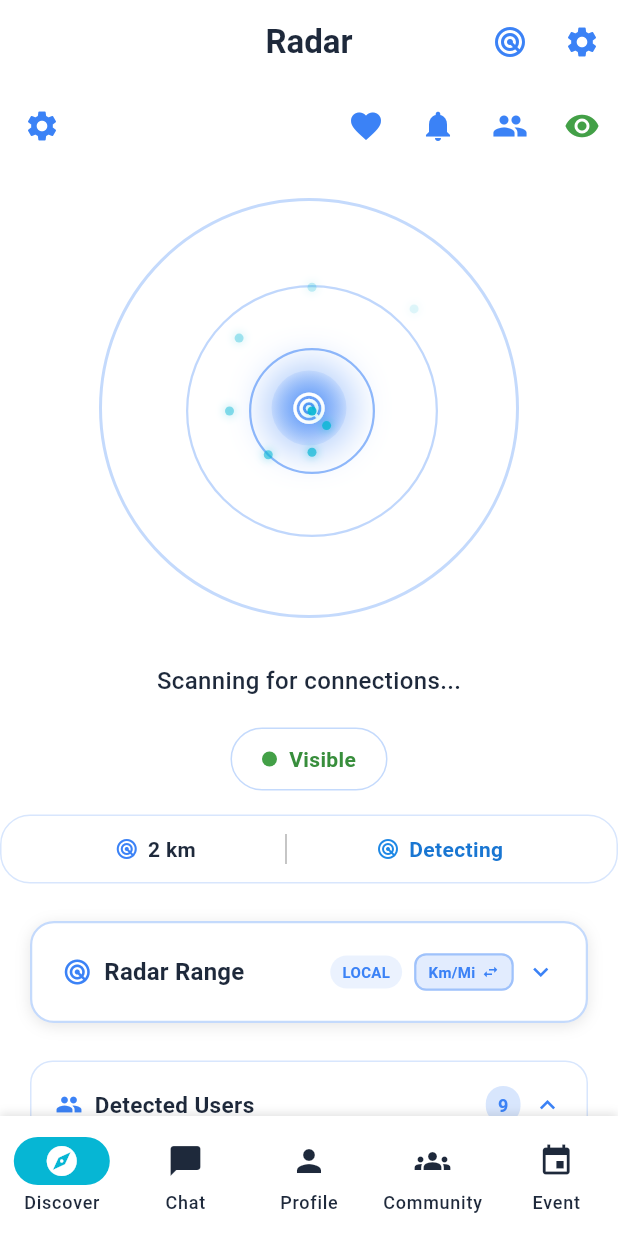
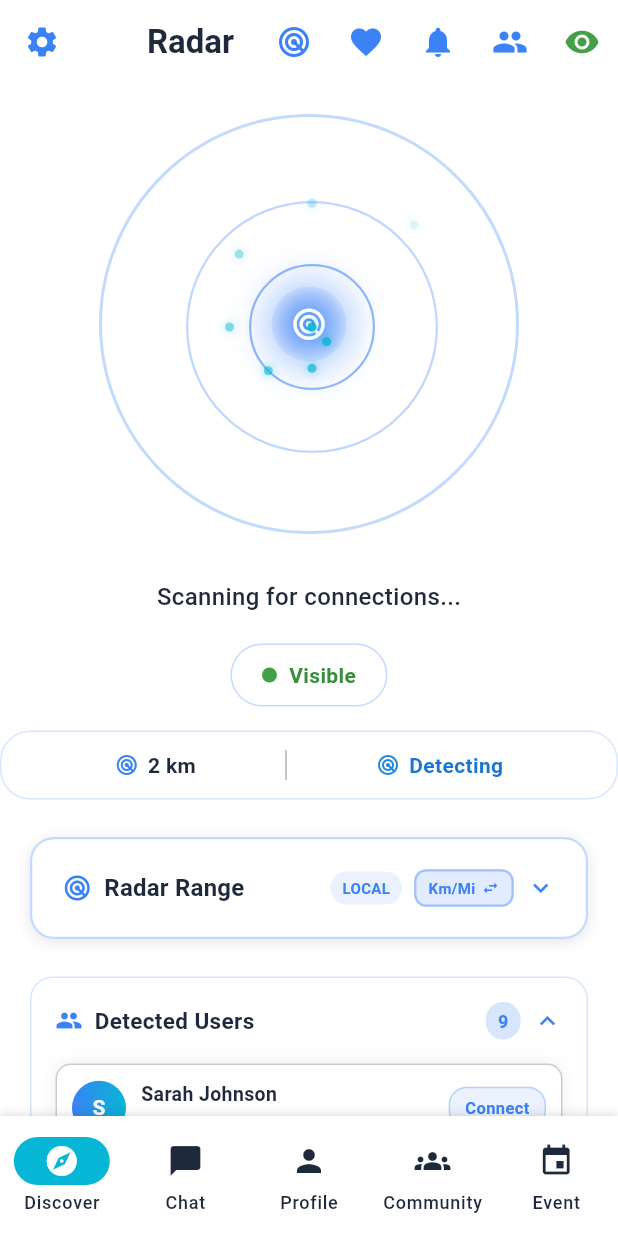
Before and after one commit to TArslan7/ComnecterMobile, a Flutter app: the screen it shows once a user with an empty profile is signed in, on a phone screen of 412 x 824 dp. Run offline on Flutter 3.47's test engine with Material 3 defaults, Android fonts, the phone set to English and light mode, and no system bars; our stand-ins replace audioplayers, cloud_firestore, confetti, connectivity_plus, firebase_analytics, firebase_auth and 12 more; accounts and stored records are empty.

Commit message:
feat: Unify AppBar structure and improve view naming
- Remove separate AppBars from radar screen and other views
- Consolidate all navigation actions into single discover screen AppBar
- Convert radar screen from Scaffold to widget component
- Add unified AppBar with settings, choose view, favorites, notifications, friends actions
- Add conditional show/hide radar button (only visible in radar view)
- Update view titles: 'Discover' → 'Scroll' for better clarity
- Improve view descriptions for better user understanding
- Maintain radar visibility state management in discover screen
- Clean up unused functions and variables in radar screen

This creates a consistent UI experience where all views share the same AppBar,
making the radar screen a proper view component within the discover screen.

```diff
--- a/lib/features/discover/discover_screen.dart
+++ b/lib/features/discover/discover_screen.dart
@@ -25,6 +25,7 @@ class _DiscoverScreenState extends ConsumerState<DiscoverScreen> {
   List<Map<String, dynamic>> friends = [];
   List<Map<String, dynamic>> communities = [];
   List<Map<String, dynamic>> events = [];
+  bool _isDetectable = true;
 
   late RadarService radarService;
   late DetectionHistoryService detectionHistoryService;
@@ -71,6 +72,19 @@ class _DiscoverScreenState extends ConsumerState<DiscoverScreen> {
 
     return Scaffold(
       appBar: AppBar(
+        backgroundColor: Theme.of(context).colorScheme.surface,
+        elevation: 0,
+        leading: IconButton(
+          onPressed: () {
+            context.push('/settings');
+          },
+          icon: Icon(
+            Icons.settings,
+            color: Theme.of(context).colorScheme.primary,
+            size: 24,
+          ),
+          tooltip: 'Settings',
+        ),
         title: Text(
           _getViewTitle(currentView),
           style: Theme.of(context).textTheme.titleLarge?.copyWith(
@@ -83,22 +97,56 @@ class _DiscoverScreenState extends ConsumerState<DiscoverScreen> {
             icon: Icon(
               _getViewIcon(currentView),
               color: Theme.of(context).colorScheme.primary,
+              size: 24,
             ),
             onPressed: () => _showViewSelectorModal(context),
             tooltip: 'Switch View',
           ),
-          // Settings button
           IconButton(
+            onPressed: () {
+              context.push('/detection-history');
+            },
             icon: Icon(
-              Icons.settings,
+              Icons.favorite,
               color: Theme.of(context).colorScheme.primary,
+              size: 24,
             ),
-            onPressed: () => context.push('/settings'),
-            tooltip: 'Settings',
+            tooltip: 'Saved Favorites',
           ),
+          IconButton(
+            onPressed: () {
+              context.push('/notifications');
+            },
+            icon: Icon(
+              Icons.notifications,
+              color: Theme.of(context).colorScheme.primary,
+              size: 24,
+            ),
+            tooltip: 'Notifications',
+          ),
+          IconButton(
+            onPressed: () {
+              context.push('/friends');
+            },
+            icon: Icon(
+              Icons.people,
+              color: Theme.of(context).colorScheme.primary,
+              size: 24,
+            ),
+            tooltip: 'Friends',
+          ),
+          // Show/Hide Radar button (only visible in radar view)
+          if (currentView == DiscoverViewType.radar)
+            IconButton(
+              onPressed: () => _toggleRadarVisibility(),
+              icon: Icon(
+                _isDetectable ? Icons.visibility : Icons.visibility_off,
+                color: _isDetectable ? Colors.green.shade600 : Colors.grey.shade600,
+                size: 24,
+              ),
+              tooltip: _isDetectable ? 'Hide from Radar' : 'Show on Radar',
+            ),
         ],
-        elevation: 0,
-        backgroundColor: Colors.transparent,
       ),
       body: SafeArea(
         child: Column(
@@ -129,6 +177,7 @@ class _DiscoverScreenState extends ConsumerState<DiscoverScreen> {
           radarService: data['radarService'] as RadarService,
           detectionHistoryService: data['detectionHistoryService'] as DetectionHistoryService,
           friendService: data['friendService'] as FriendService,
+          isDetectable: _isDetectable,
         );
       case DiscoverViewType.map:
         return MapView(
@@ -157,8 +206,18 @@ class _DiscoverScreenState extends ConsumerState<DiscoverScreen> {
     }
   }
 
+  void _toggleRadarVisibility() {
+    setState(() {
+      _isDetectable = !_isDetectable;
+    });
+    radarService.toggleRadarVisibility(_isDetectable);
+  }
+
   Future<void> _loadData() async {
     try {
+      // Initialize radar visibility state
+      _isDetectable = radarService.getDetectabilityStatus();
+
       // Load friends
       final friendsList = friendService.getFriends();
       setState(() {
@@ -224,7 +283,7 @@ class _DiscoverScreenState extends ConsumerState<DiscoverScreen> {
       case DiscoverViewType.map:
         return 'Map';
       case DiscoverViewType.scroll:
-        return 'Discover';
+        return 'Scroll';
     }
   }
 
@@ -246,7 +305,7 @@ class _DiscoverScreenState extends ConsumerState<DiscoverScreen> {
       case DiscoverViewType.map:
         return 'Real-time map with users and events';
       case DiscoverViewType.scroll:
-        return 'Browse detected users, friends, and communities';
+        return 'Scrollable list of users, friends, and communities';
     }
   }
 
@@ -347,6 +406,7 @@ class RadarView extends StatelessWidget {
   final RadarService radarService;
   final DetectionHistoryService detectionHistoryService;
   final FriendService friendService;
+  final bool isDetectable;
 
   const RadarView({
     super.key,
@@ -354,11 +414,12 @@ class RadarView extends StatelessWidget {
     required this.radarService,
     required this.detectionHistoryService,
     required this.friendService,
+    required this.isDetectable,
   });
 
   @override
   Widget build(BuildContext context) {
     // This will be the existing radar screen content
-    return const RadarScreen();
+    return RadarScreen(isDetectableParam: isDetectable);
   }
 }
--- a/lib/features/radar/radar_screen.dart
+++ b/lib/features/radar/radar_screen.dart
@@ -11,11 +11,12 @@ import 'models/detection_model.dart';
 import 'widgets/radar_range_slider.dart';
 
 class RadarScreen extends HookWidget {
-  const RadarScreen({super.key});
+  final bool? isDetectableParam;
+
+  const RadarScreen({super.key, this.isDetectableParam});
 
   @override
   Widget build(BuildContext context) {
-    final isScanning = useState(true);
     final heartbeatController = useAnimationController(
       duration: const Duration(milliseconds: 800),
     );
@@ -41,7 +42,7 @@ class RadarScreen extends HookWidget {
     final displayUnit = useState(false); // Unit displayed in UI (only updates after save)
     final pendingRange = useState(1.0); // Range that user is adjusting (not yet saved)
     final hasPendingChanges = useState(false); // Track if there are unsaved changes
-    final isDetectable = useState(true);
+    final isDetectable = useState(isDetectableParam ?? true);
 
     useEffect(() {
       // Initialize services (RadarService will initialize DetectionHistoryService)
@@ -110,10 +111,6 @@ class RadarScreen extends HookWidget {
       return null;
     }, [isDetectable.value]);
 
-    void toggleRadarVisibility() {
-      isDetectable.value = !isDetectable.value;
-      radarService.toggleRadarVisibility(isDetectable.value);
-    }
 
     void sendFriendRequest(NearbyUser user) async {
       try {
@@ -146,68 +143,7 @@ class RadarScreen extends HookWidget {
       }
     }
 
-    return Scaffold(
-              backgroundColor: Theme.of(context).colorScheme.surface,
-      appBar: AppBar(
-        backgroundColor: Theme.of(context).colorScheme.surface,
-        elevation: 0,
-        leading: IconButton(
-          onPressed: () {
-            context.push('/settings');
-          },
-          icon: Icon(
-            Icons.settings,
-            color: Theme.of(context).colorScheme.primary,
-            size: 24,
-          ),
-          tooltip: 'Settings',
-        ),
-        actions: [
-          IconButton(
-            onPressed: () {
-              context.push('/detection-history');
-            },
-            icon: Icon(
-              Icons.favorite,
-              color: Theme.of(context).colorScheme.primary,
-              size: 24,
-            ),
-            tooltip: 'Saved Favorites',
-          ),
-          IconButton(
-            onPressed: () {
-              context.push('/notifications');
-            },
-            icon: Icon(
-              Icons.notifications,
-              color: Theme.of(context).colorScheme.primary,
-              size: 24,
-            ),
-            tooltip: 'Notifications',
-          ),
-          IconButton(
-            onPressed: () {
-              context.push('/friends');
-            },
-            icon: Icon(
-              Icons.people,
-              color: Theme.of(context).colorScheme.primary,
-              size: 24,
-            ),
-            tooltip: 'Friends',
-          ),
-          IconButton(
-            onPressed: toggleRadarVisibility,
-            icon: Icon(
-              isDetectable.value ? Icons.visibility : Icons.visibility_off,
-              color: isDetectable.value ? Colors.green.shade600 : Colors.grey.shade600,
-              size: 24,
-            ),
-            tooltip: isDetectable.value ? 'Hide from Radar' : 'Show on Radar',
-          ),
-        ],
-      ),
-      body: Container(
+    return Container(
         decoration: BoxDecoration(
           gradient: LinearGradient(
             begin: Alignment.topCenter,
@@ -647,7 +583,6 @@ class RadarScreen extends HookWidget {
             ],
           ),
         ),
-      ),
     );
   }
 }
```
